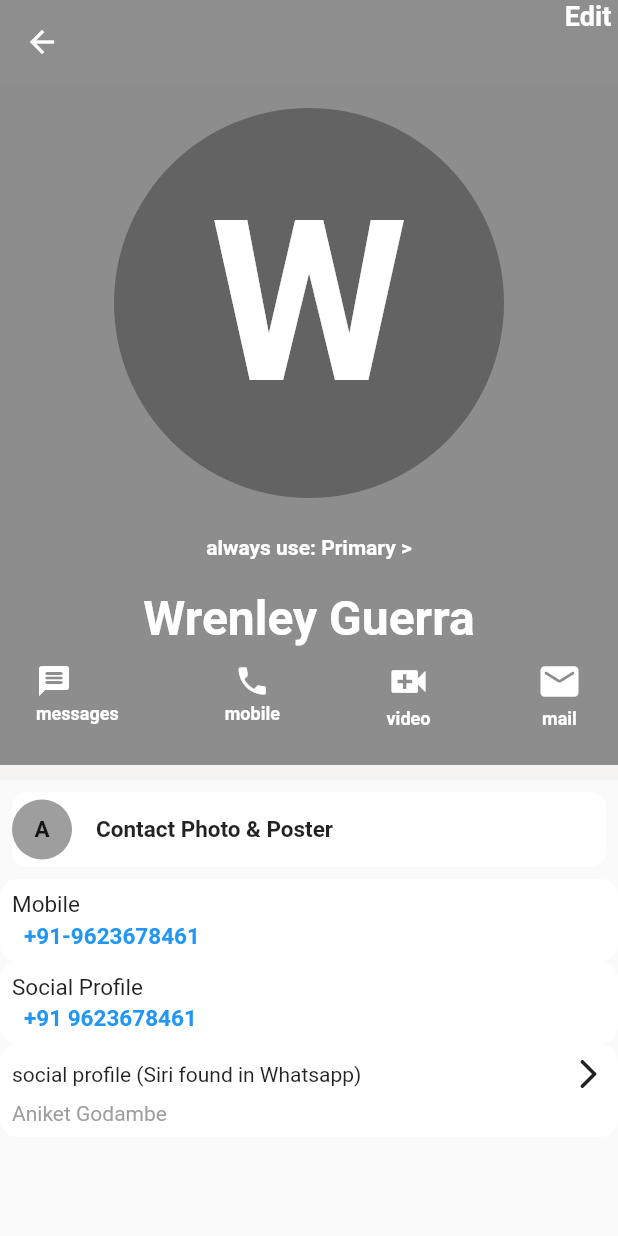
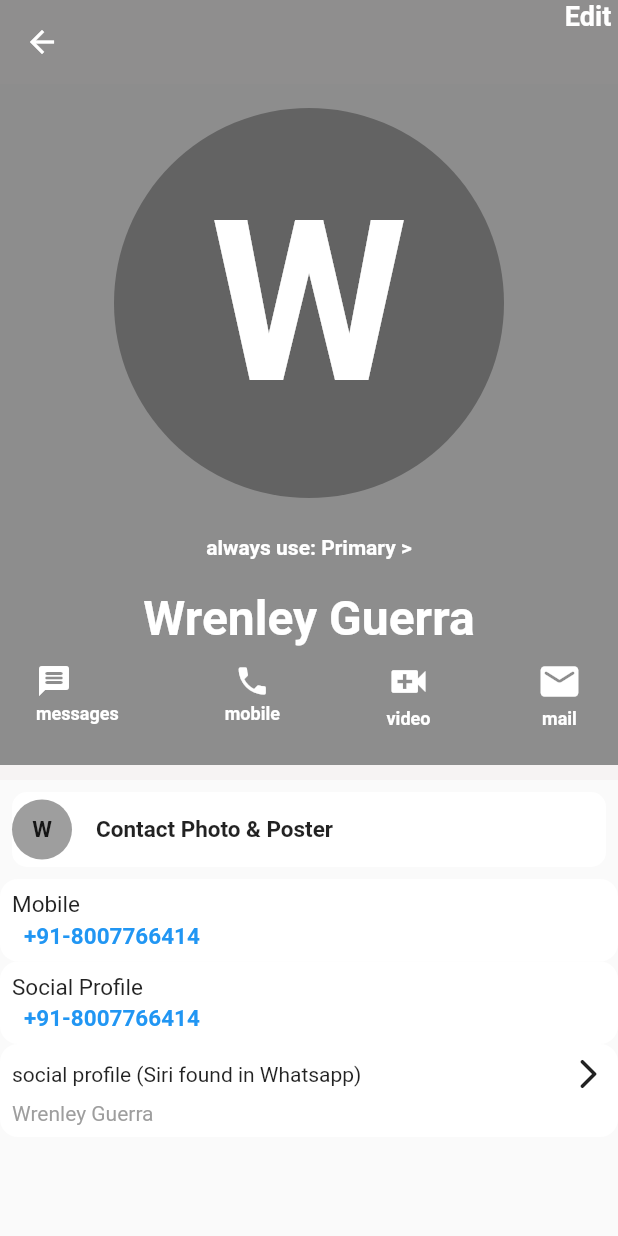
Before and after one commit to MallSachin2524/widget, a Flutter app: the screen it shows after launch, after a tap on "Wrenley Guerra", on a phone screen of 412 x 824 dp. Run offline on Flutter 3.47's test engine with Material 2 defaults, Android fonts, the phone set to English and light mode, and no system bars; our stand-ins replace get; network calls fail.

```diff
--- a/lib/contact.dart
+++ b/lib/contact.dart
@@ -167,9 +167,7 @@ class _ContactState extends State<Contact> {
               color: const Color.fromARGB(255, 246, 243, 243),
               height: 10,
             ),
-            Container(
-              // color: Color.fromARGB(255, 153, 153, 153),
-              child: Column(
+            Column(
               crossAxisAlignment: CrossAxisAlignment.start,
               children: [
                 // SizedBox(height: 10),
@@ -194,11 +192,10 @@ class _ContactState extends State<Contact> {
                               alignment: Alignment.center,
                               decoration: const BoxDecoration(
                                   color: Colors.grey, shape: BoxShape.circle),
-                                child: const Text(
-                                  "A",
+                              child: Text(
+                                widget.name.substring(0, 1),
                                 style: TextStyle(
-                                      fontSize: 15,
-                                      fontWeight: FontWeight.bold),
+                                    fontSize: 15, fontWeight: FontWeight.bold),
                               ),
                             ),
                             const Padding(
@@ -206,8 +203,7 @@ class _ContactState extends State<Contact> {
                               child: Text(
                                 "Contact Photo & Poster",
                                 style: TextStyle(
-                                      fontSize: 15,
-                                      fontWeight: FontWeight.bold),
+                                    fontSize: 15, fontWeight: FontWeight.bold),
                               ),
                             )
                           ],
@@ -217,7 +213,6 @@ class _ContactState extends State<Contact> {
                   ],
                 ),
               ],
-              ),
             ),
             Container(
               padding: const EdgeInsets.all(8.0),
@@ -256,7 +251,7 @@ class _ContactState extends State<Contact> {
                 color: Colors.white,
                 borderRadius: BorderRadius.circular(12),
               ),
-              child: const Column(
+              child: Column(
                 crossAxisAlignment: CrossAxisAlignment.start,
                 children: [
                   Text(
@@ -267,7 +262,7 @@ class _ContactState extends State<Contact> {
                   Padding(
                     padding: EdgeInsets.only(left: 8),
                     child: Text(
-                      "+91 9623678461",
+                      widget.mobile.toString(),
                       style: TextStyle(
                           fontSize: 15,
                           fontWeight: FontWeight.bold,
@@ -284,7 +279,7 @@ class _ContactState extends State<Contact> {
                 color: Colors.white,
                 borderRadius: BorderRadius.circular(12),
               ),
-              child: const Column(
+              child: Column(
                 crossAxisAlignment: CrossAxisAlignment.start,
                 children: [
                   Row(
@@ -296,7 +291,7 @@ class _ContactState extends State<Contact> {
                   ),
                   SizedBox(height: 6),
                   Text(
-                    "Aniket Godambe",
+                    widget.name.toString(),
                     style: TextStyle(color: Colors.grey),
                   ),
                 ],
--- a/lib/widget.dart
+++ b/lib/widget.dart
@@ -25,7 +25,7 @@ class _HomePageState extends State<HomePage> {
   }
 
   var contactlist = [
-    {'name': 'Wrenley Guerra', 'mobile': '+91-9623678461'},
+    {'name': 'Wrenley Guerra', 'mobile': '+91-8007766414'},
     {'name': 'Leland Meza', 'mobile': '+91-9623678461'},
     {'name': 'Rosa Welch', 'mobile': '+91-9623678461'},
     {'name': 'Hendrix Walter', 'mobile': '+91-9623678461'},
```
Lines whose indentation alone changed are shown as unchanged.
